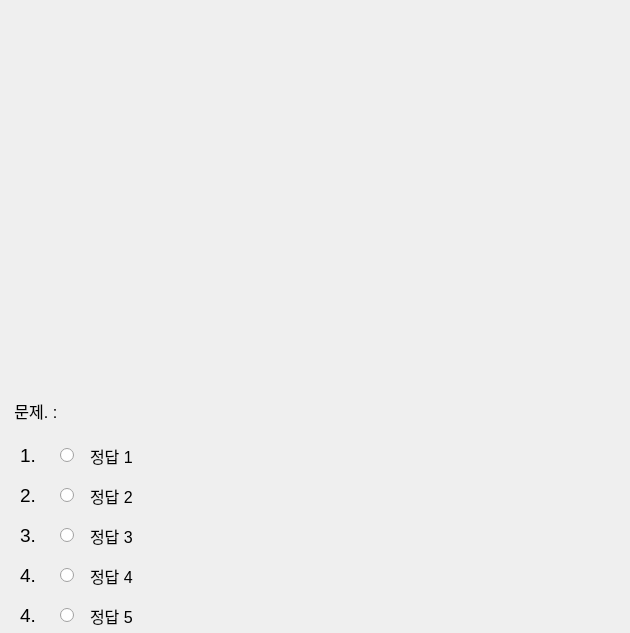
Qt form Math_Books Review Pre_Test_App/UI_save/user_question_window.ui (gomtings/JeoninHighSchool) before a commit.
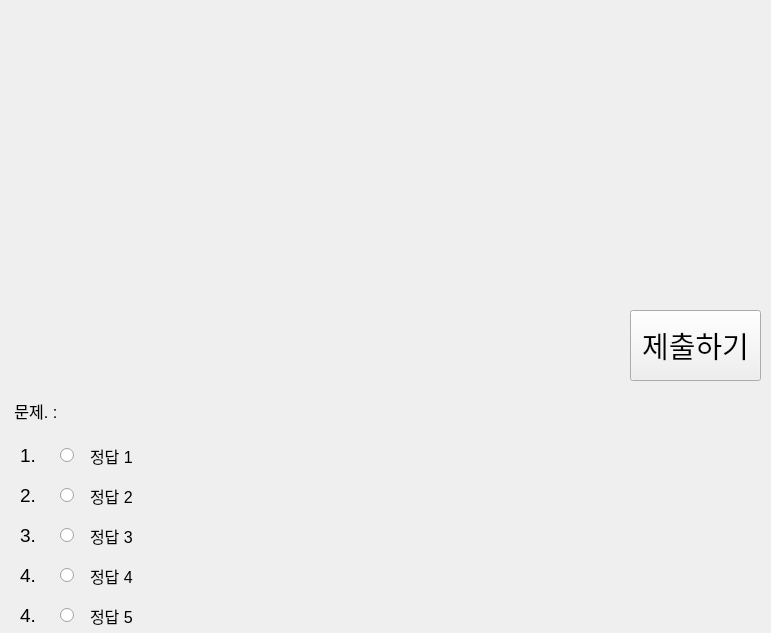
The same form after that commit. Icons and pictures are not drawn.

What changed in the file:
```diff
--- a/Math_Books Review Pre_Test_App/UI_save/user_question_window.ui
+++ b/Math_Books Review Pre_Test_App/UI_save/user_question_window.ui
@@ -6,7 +6,7 @@
    <rect>
     <x>0</x>
     <y>0</y>
-    <width>630</width>
+    <width>771</width>
     <height>633</height>
    </rect>
   </property>
@@ -327,6 +327,24 @@
      <string>정답 5</string>
     </property>
    </widget>
+   <widget class="QPushButton" name="submitbtn">
+    <property name="geometry">
+     <rect>
+      <x>630</x>
+      <y>310</y>
+      <width>131</width>
+      <height>71</height>
+     </rect>
+    </property>
+    <property name="font">
+     <font>
+      <pointsize>22</pointsize>
+     </font>
+    </property>
+    <property name="text">
+     <string>제출하기</string>
+    </property>
+   </widget>
   </widget>
  </widget>
  <resources/>
```
